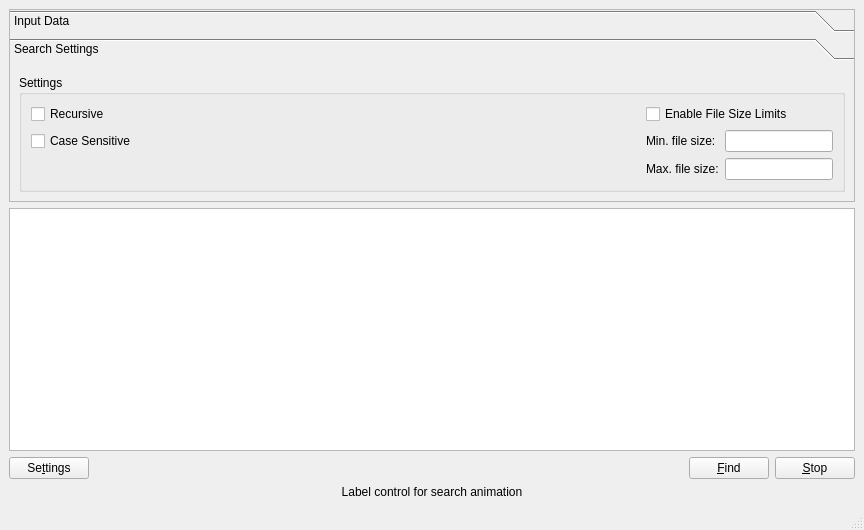
Before: the Qt Designer form SearchGUI/src/searchwindow.ui in tmpprj/tmpprj, drawn with Qt 5.
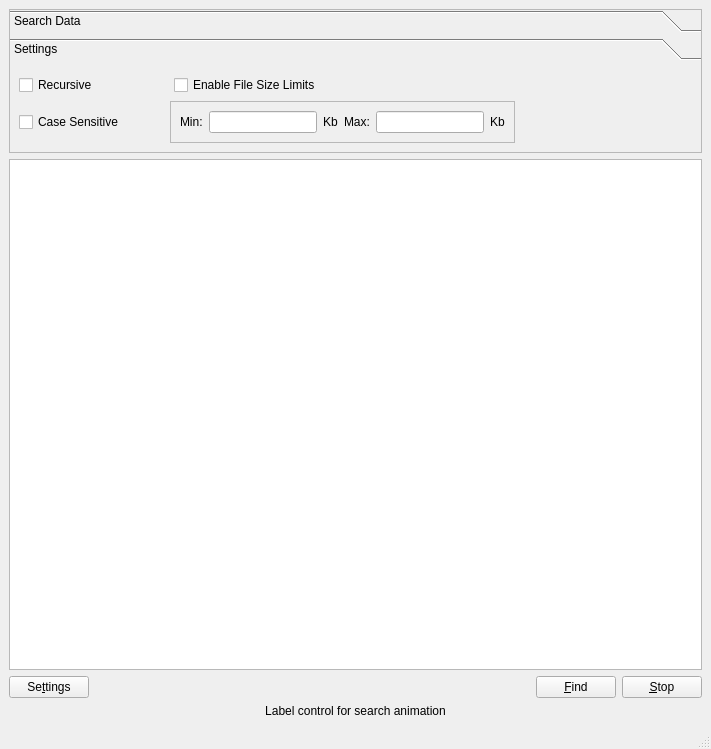
After: the same form once the commit is applied. Custom widgets are drawn as their Qt base class.

Diff of the .ui file:
```diff
--- a/SearchGUI/src/searchwindow.ui
+++ b/SearchGUI/src/searchwindow.ui
@@ -6,15 +6,21 @@
    <rect>
     <x>0</x>
     <y>0</y>
-    <width>864</width>
-    <height>530</height>
+    <width>711</width>
+    <height>749</height>
    </rect>
   </property>
+  <property name="minimumSize">
+   <size>
+    <width>625</width>
+    <height>0</height>
+   </size>
+  </property>
   <property name="windowTitle">
    <string>MainWindow</string>
   </property>
   <widget class="QWidget" name="centralwidget">
-   <layout class="QVBoxLayout">
+   <layout class="QVBoxLayout" name="verticalLayout_2">
     <item>
      <widget class="QToolBox" name="toolBox">
       <property name="sizePolicy">
@@ -27,7 +33,7 @@
        <enum>QFrame::StyledPanel</enum>
       </property>
       <property name="frameShadow">
-       <enum>QFrame::Sunken</enum>
+       <enum>QFrame::Raised</enum>
       </property>
       <property name="currentIndex">
        <number>1</number>
@@ -42,7 +48,7 @@
         </rect>
        </property>
        <attribute name="label">
-        <string>Input Data</string>
+        <string>Search Data</string>
        </attribute>
        <layout class="QVBoxLayout">
         <item>
@@ -177,55 +183,127 @@
         <rect>
          <x>0</x>
          <y>0</y>
-         <width>844</width>
-         <height>141</height>
+         <width>691</width>
+         <height>113</height>
         </rect>
        </property>
        <attribute name="label">
-        <string>Search Settings</string>
-       </attribute>
-       <layout class="QVBoxLayout">
-        <item>
-         <widget class="QGroupBox" name="groupBox">
-          <property name="title">
            <string>Settings</string>
-          </property>
-          <layout class="QGridLayout">
-           <item row="0" column="0">
+       </attribute>
+       <layout class="QVBoxLayout" name="verticalLayout">
+        <item>
+         <layout class="QHBoxLayout">
+          <item>
             <widget class="QCheckBox" name="recursiveCheckBox">
+            <property name="sizePolicy">
+             <sizepolicy hsizetype="Fixed" vsizetype="Fixed">
+              <horstretch>0</horstretch>
+              <verstretch>0</verstretch>
+             </sizepolicy>
+            </property>
              <property name="text">
               <string>Recursive</string>
              </property>
             </widget>
            </item>
-           <item row="0" column="1" colspan="2">
+          <item>
+           <spacer>
+            <property name="orientation">
+             <enum>Qt::Horizontal</enum>
+            </property>
+            <property name="sizeType">
+             <enum>QSizePolicy::Fixed</enum>
+            </property>
+            <property name="sizeHint" stdset="0">
+             <size>
+              <width>70</width>
+              <height>16</height>
+             </size>
+            </property>
+           </spacer>
+          </item>
+          <item>
             <widget class="QCheckBox" name="checkBox">
+            <property name="sizePolicy">
+             <sizepolicy hsizetype="Fixed" vsizetype="Fixed">
+              <horstretch>0</horstretch>
+              <verstretch>0</verstretch>
+             </sizepolicy>
+            </property>
              <property name="text">
               <string>Enable File Size Limits</string>
              </property>
             </widget>
            </item>
-           <item row="1" column="0">
+          <item>
+           <spacer>
+            <property name="orientation">
+             <enum>Qt::Horizontal</enum>
+            </property>
+            <property name="sizeHint" stdset="0">
+             <size>
+              <width>40</width>
+              <height>20</height>
+             </size>
+            </property>
+           </spacer>
+          </item>
+         </layout>
+        </item>
+        <item>
+         <layout class="QHBoxLayout">
+          <item>
             <widget class="QCheckBox" name="caseCheckBox">
+            <property name="sizePolicy">
+             <sizepolicy hsizetype="Fixed" vsizetype="Fixed">
+              <horstretch>0</horstretch>
+              <verstretch>0</verstretch>
+             </sizepolicy>
+            </property>
              <property name="text">
               <string>Case Sensitive</string>
              </property>
             </widget>
            </item>
-           <item row="1" column="1">
+          <item>
+           <spacer>
+            <property name="orientation">
+             <enum>Qt::Horizontal</enum>
+            </property>
+            <property name="sizeType">
+             <enum>QSizePolicy::Fixed</enum>
+            </property>
+            <property name="sizeHint" stdset="0">
+             <size>
+              <width>40</width>
+              <height>16</height>
+             </size>
+            </property>
+           </spacer>
+          </item>
+          <item>
+           <widget class="QFrame" name="frame">
+            <property name="frameShape">
+             <enum>QFrame::StyledPanel</enum>
+            </property>
+            <property name="frameShadow">
+             <enum>QFrame::Raised</enum>
+            </property>
+            <layout class="QHBoxLayout" name="horizontalLayout">
+             <item>
             <widget class="QLabel" name="label_10">
              <property name="sizePolicy">
-              <sizepolicy hsizetype="Fixed" vsizetype="Preferred">
+                <sizepolicy hsizetype="Preferred" vsizetype="Preferred">
                <horstretch>0</horstretch>
                <verstretch>0</verstretch>
               </sizepolicy>
              </property>
              <property name="text">
-              <string>Min. file size:</string>
+                <string>Min:</string>
              </property>
             </widget>
            </item>
-           <item row="1" column="2">
+             <item>
             <widget class="QLineEdit" name="lineEdit_6">
              <property name="sizePolicy">
               <sizepolicy hsizetype="Fixed" vsizetype="Fixed">
@@ -235,14 +313,21 @@
              </property>
             </widget>
            </item>
-           <item row="2" column="1">
+             <item>
+              <widget class="QLabel" name="label_4">
+               <property name="text">
+                <string>Kb</string>
+               </property>
+              </widget>
+             </item>
+             <item>
             <widget class="QLabel" name="label_9">
              <property name="text">
-              <string>Max. file size:</string>
+                <string>Max:</string>
              </property>
             </widget>
            </item>
-           <item row="2" column="2">
+             <item>
             <widget class="QLineEdit" name="lineEdit_5">
              <property name="sizePolicy">
               <sizepolicy hsizetype="Fixed" vsizetype="Fixed">
@@ -252,8 +337,30 @@
              </property>
             </widget>
            </item>
-          </layout>
-         </widget>
+             <item>
+              <widget class="QLabel" name="label_5">
+               <property name="text">
+                <string>Kb</string>
+               </property>
+              </widget>
+             </item>
+            </layout>
+           </widget>
+          </item>
+          <item>
+           <spacer>
+            <property name="orientation">
+             <enum>Qt::Horizontal</enum>
+            </property>
+            <property name="sizeHint" stdset="0">
+             <size>
+              <width>40</width>
+              <height>20</height>
+             </size>
+            </property>
+           </spacer>
+          </item>
+         </layout>
         </item>
        </layout>
       </widget>
```
Left out of the diff: 4 changed lines with no effect on the pictures. Lines whose indentation alone changed are shown as unchanged.
